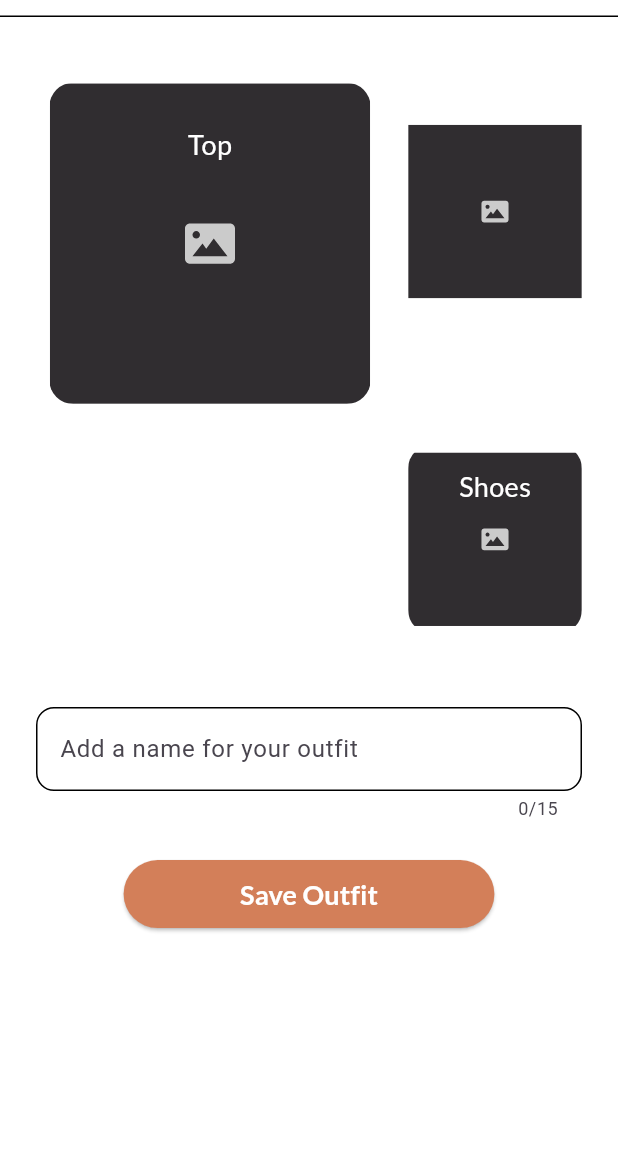
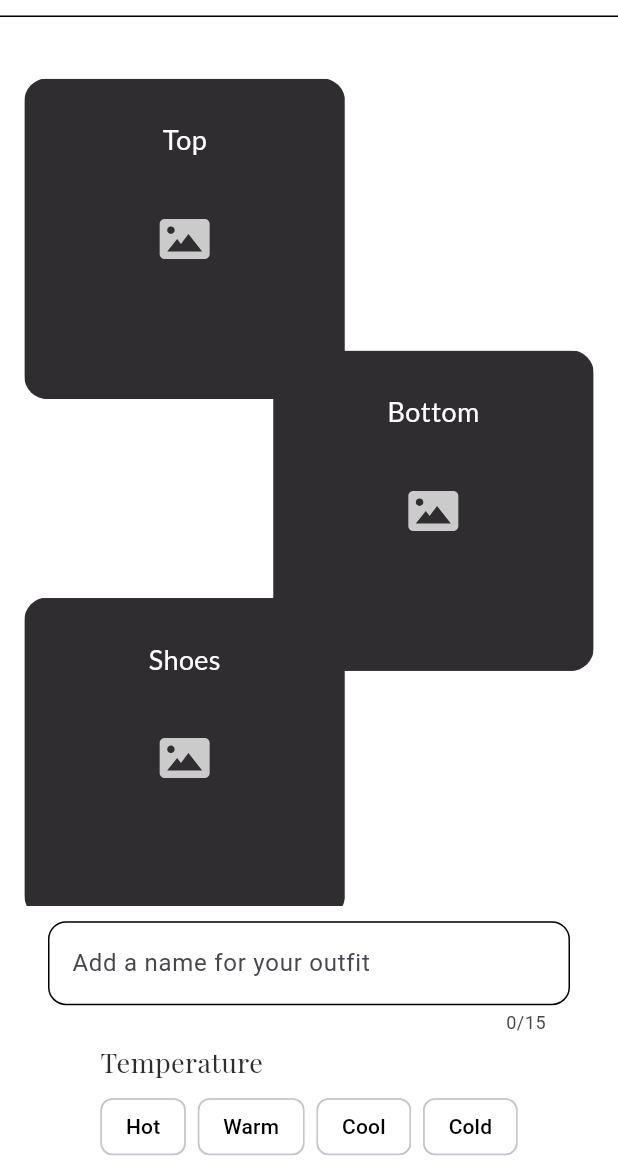
Before and after one commit to Stefania-P11/SWE-Project, a Flutter app: the CreateOutfitScreen screen opened directly, on a phone screen of 412 x 824 dp, the part 67-1236 px from its top. Run offline on Flutter 3.47's test engine with Material 3 defaults, Android fonts, the phone set to English and light mode, and no system bars; our stand-ins replace cloud_firestore, firebase_auth, firebase_core, firebase_storage, flutter_image_compress, flutter_svg and 5 more; missing offline and left inert: geolocator_android, geolocator_apple; accounts and stored records are empty.

Commit message:
update local main

```diff
--- a/lib/screens/create_outfit_screen.dart
+++ b/lib/screens/create_outfit_screen.dart
@@ -1,14 +1,12 @@
 import 'package:dressify_app/constants.dart';
+import 'package:dressify_app/models/item.dart';
 import 'package:dressify_app/screens/choose_item_screen.dart';
+import 'package:dressify_app/services/firebase_service.dart';
 import 'package:dressify_app/widgets/custom_app_bar.dart';
+import 'package:dressify_app/widgets/custom_button_3.dart';
 import 'package:dressify_app/widgets/item_container.dart';
 import 'package:dressify_app/widgets/label_input_field.dart';
 import 'package:flutter/material.dart';
-import 'package:dressify_app/widgets/custom_button.dart';
-import 'package:dressify_app/services/firebase_service.dart';
-import 'package:dressify_app/models/outfit.dart';
-import 'package:dressify_app/models/item.dart';
-import 'package:dressify_app/services/outfit_service.dart';
 
 /// Screen for creating an outfit where users can select items and name their outfit.
 class CreateOutfitScreen extends StatefulWidget {
@@ -24,87 +22,68 @@ class _CreateOutfitScreenState extends State<CreateOutfitScreen> {
   String? bottomUrl;
   String? shoesUrl;
 
-  // void _saveNewOutfit() {
-  //   if (topUrl == null || bottomUrl == null || shoesUrl == null) {
-  //     debugPrint(
-  //         'Please select your top, bottom and shoes to create an outfit.');
-  //     showDialog(
-  //       context: context,
-  //       builder: (BuildContext context) {
-  //         return AlertDialog(
-  //           title: const Text("Invalid Outfit!"),
-  //           content: const Text(
-  //               "Please select your top, bottom, and shoes item to create a new Outfit."),
-  //           actions: <Widget>[
-  //             TextButton(
-  //               onPressed: () {
-  //                 Navigator.of(context).pop(); // Dismiss the popup
-  //               },
-  //               child: const Text("Back"),
-  //             ),
-  //           ],
-  //         );
-  //       },
-  //     );
-  //     return;
-  //   }
-  //   // Convert the selected URLs to actual Item objects.
-  //   // (Assumes that you have a helper method to look up an Item by its URL.)
-  //   final Item? topItem = Item.getItemByUrl(topUrl!);
-  //   final Item? bottomItem = Item.getItemByUrl(bottomUrl!);
-  //   final Item? shoeItem = Item.getItemByUrl(shoesUrl!);
-
-  //   if (topItem == null || bottomItem == null || shoeItem == null) {
-  //     debugPrint("Failed to retrieve one or more Items for the outfit.");
-
-  //     return;
-  //   }
-  //   // Use the outfit name from the text field (or assign a default)
-  //   String label = outfitNameController.text.trim();
-  //   if (label.isEmpty) {
-  //     label = "Outfit ${Outfit.outfitList.length + 1}";
-  //   }
-
-  //   // Generate an outfit ID; here, we simply use length+1 as an example.
-  //   int newId = Outfit.outfitList.length + 1;
-  //   debugPrint("NewId: \"$newId\" ");
-  //   // Set default values for times worn and weather
-  //   int timesWorn = 0;
-  //   List<String> weather = topItem
-  //       .weather; // Default assign weather for new outfit as top weather.
-
-  //   // Save the outfit to Firestore and locally (assuming these methods are defined in your FirebaseService)
-  //   FirebaseService.addFirestoreOutfit(
-  //       label, newId, topItem, bottomItem, shoeItem, timesWorn, weather);
-  //   FirebaseService.addLocalOutfit(
-  //       label, newId, topItem, bottomItem, shoeItem, timesWorn, weather);
-
-  //   debugPrint("Outfit saved successfully!");
-
-  //   Navigator.pop(context);
-  //   showDialog(
-  //     context: context,
-  //     builder: (BuildContext context) {
-  //       return AlertDialog(
-  //         title: const Text("Outfit saved successfully!"),
-  //         content: Text("Your new outfit \"$label\" is saved to your List."),
-  //         actions: <Widget>[
-  //           TextButton(
-  //             onPressed: () {
-  //               Navigator.of(context).pop(); // Dismiss the popup
-  //             },
-  //             child: const Text("OK"),
-  //           ),
-  //         ],
-  //       );
-  //     },
-  //   );
-  // }
+  // List of weather conditions for the outfit
+  List<String> temperatures = ['Hot', 'Warm', 'Cool', 'Cold'];
+  // Selected temperatures for the outfit
+  List<String> selectedTemperatures = [];
 
   // Controller to handle text input for the outfit name
   final TextEditingController outfitNameController = TextEditingController();
+
   @override
   Widget build(BuildContext context) {
+    Future<void> handleSave({
+      required BuildContext context,
+      required String label,
+      required List<String> weather,
+      required String topUrl,
+      required String bottomUrl,
+      required String shoesUrl,
+    }) async {
+      // Get selected items from URLs
+      final topItem = Item.itemList.firstWhere((item) => item.url == topUrl);
+      final bottomItem =
+          Item.itemList.firstWhere((item) => item.url == bottomUrl);
+      final shoesItem =
+          Item.itemList.firstWhere((item) => item.url == shoesUrl);
+
+      final id = DateTime.now().millisecondsSinceEpoch;
+
+      // Save to Firestore
+      await FirebaseService.addFirestoreOutfit(
+        label,
+        id,
+        topItem,
+        bottomItem,
+        shoesItem,
+        0,
+        weather,
+      );
+
+      // Save locally
+      FirebaseService.addLocalOutfit(
+        label,
+        id,
+        topItem,
+        bottomItem,
+        shoesItem,
+        0,
+        weather,
+      );
+
+      //Show and store the message box entry
+      final overlayEntry = _showTopSnackbarStatic("Outfit saved successfully!");
+
+      //Wait ~1 second so user sees the message
+      await Future.delayed(const Duration(seconds: 2));
+
+      //Remove message BEFORE screen pops
+      overlayEntry.remove();
+
+      //Now pop back
+      Navigator.pop(context, true);
+    }
+
     // Get screen width and height for responsive UI
     final screenWidth = MediaQuery.of(context).size.width;
     final screenHeight = MediaQuery.of(context).size.height;
@@ -119,29 +98,21 @@ class _CreateOutfitScreenState extends State<CreateOutfitScreen> {
       ), // Replaces the hamburger menu icon with a back arrow to allow the user to go back
 
       // Main body content
-      body: Padding(
-        padding: const EdgeInsets.all(8.0),
+      body: SingleChildScrollView(
+        child: Padding(
+          padding: const EdgeInsets.all(16.0),
           child: Column(
-          mainAxisAlignment: MainAxisAlignment.start,
+            crossAxisAlignment: CrossAxisAlignment.center,
             children: [
+              // Outfit items stack
               SizedBox(
-              height: screenHeight * 0.5, // Scroll area height
-              width: screenWidth,
-              child: Padding(
-                padding:
-                    const EdgeInsets.symmetric(horizontal: 16.0, vertical: 8.8),
-                child: Row(
-                  crossAxisAlignment: CrossAxisAlignment.stretch,
+                height: screenHeight * 0.7,
+                child: Stack(
                   children: [
-                    // Left side: Top item (full height)
-                    Expanded(
-                      flex: 2,
-                      child: Container(
-                        decoration: BoxDecoration(
-                          color: Colors.white, // Your background color
-                          borderRadius: BorderRadius.circular(
-                              8), // Optional rounded corners
-                        ),
+                    // Top item
+                    Positioned(
+                      top: screenHeight * 0.03,
+                      left: 0,
                       child: outfitItem(
                         "Top",
                         screenWidth,
@@ -162,26 +133,11 @@ class _CreateOutfitScreenState extends State<CreateOutfitScreen> {
                         imageUrl: topUrl,
                       ),
                     ),
-                    ),
 
-                    // Horizontal spacing between Top and the right column
-                    const SizedBox(width: 16),
-
-                    // Right side: Column with Bottom and Shoes
-                    Expanded(
-                      flex: 1,
-                      child: Column(
-                        crossAxisAlignment: CrossAxisAlignment.stretch,
-                        children: [
-                          // Bottom item with flex 2
-                          Expanded(
-                            flex: 2,
-                            child: Container(
-                              decoration: BoxDecoration(
-                                color: Colors.white, // Your background color
-                                borderRadius: BorderRadius.circular(
-                                    8), // Optional rounded corners
-                              ),
+                    // Bottom item
+                    Positioned(
+                      top: screenHeight * 0.25,
+                      right: 0,
                       child: outfitItem(
                         "Bottom",
                         screenWidth,
@@ -202,20 +158,11 @@ class _CreateOutfitScreenState extends State<CreateOutfitScreen> {
                         imageUrl: bottomUrl,
                       ),
                     ),
-                          ),
 
-                          // Vertical spacing between Bottom and Shoes
-                          const SizedBox(height: 16),
-
-                          // Shoes item as a square box using AspectRatio
-                          Expanded(
-                            flex: 1,
-                            child: Container(
-                              decoration: BoxDecoration(
-                                color: Colors.white, // Your background color
-                                borderRadius: BorderRadius.circular(
-                                    8), // Optional rounded corners
-                              ),
+                    // Shoes item
+                    Positioned(
+                      top: screenHeight * 0.45,
+                      left: 0,
                       child: outfitItem(
                         "Shoes",
                         screenWidth,
@@ -236,39 +183,131 @@ class _CreateOutfitScreenState extends State<CreateOutfitScreen> {
                         imageUrl: shoesUrl,
                       ),
                     ),
+                  ],
+                ),
+              ),
+
+              // Spacing
+              const SizedBox(height: 10),
+
+              // Input field
+              LabelInputField(
+                controller: outfitNameController,
+                hintText: "Add a name for your outfit",
+              ),
+
+              // Temperature selection
+              Column(
+                crossAxisAlignment: CrossAxisAlignment.start,
+                children: [
+                  const SizedBox(height: 5),
+                  Text("Temperature", style: kH3),
+                  const SizedBox(height: 6),
+                  Wrap(
+                    spacing: 8,
+                    children: temperatures.map((temp) {
+                      final isSelected = selectedTemperatures.contains(temp);
+                      return ChoiceChip(
+                        label: Text(temp,
+                            style: TextStyle(
+                              color: isSelected ? Colors.white : Colors.black,
+                            )),
+                        selected: isSelected,
+                        onSelected: (selected) {
+                          setState(() {
+                            if (selected) {
+                              selectedTemperatures.add(temp);
+                            } else {
+                              selectedTemperatures.remove(temp);
+                            }
+                          });
+                        },
+                        selectedColor: Colors.black,
+                        backgroundColor: Colors.white,
+                        showCheckmark: false,
+                      );
+                    }).toList(),
                   ),
                 ],
+              ),
+
+              const SizedBox(height: 15),
+
+              // SAVE button
+              CustomButton3(
+                label: "SAVE",
+                onPressed: () {
+                  handleSave(
+                    context: context,
+                    label: outfitNameController.text,
+                    weather: selectedTemperatures,
+                    topUrl: topUrl!,
+                    bottomUrl: bottomUrl!,
+                    shoesUrl: shoesUrl!,
+                  );
+                },
+                isActive: (topUrl != null &&
+                    bottomUrl != null &&
+                    shoesUrl != null &&
+                    selectedTemperatures.isNotEmpty),
+              ),
+
+              const SizedBox(height: 30), // Extra bottom space
+            ],
+          ),
+        ),
+      ),
+    );
+  }
+
+  OverlayEntry _showTopSnackbarStatic(String message) {
+    final overlay = Overlay.of(context);
+    final screenHeight = MediaQuery.of(context).size.height;
+
+    final overlayEntry = OverlayEntry(
+      builder: (context) => Positioned(
+        top: screenHeight * 0.5,
+        left: 20,
+        right: 20,
+        child: Material(
+          color: Colors.transparent,
+          child: Container(
+            decoration: BoxDecoration(
+              color: Colors.grey[300],
+              borderRadius: BorderRadius.circular(12),
+              boxShadow: [
+                BoxShadow(
+                  color: Colors.black12,
+                  blurRadius: 6,
+                  offset: Offset(0, 2),
+                ),
+              ],
+            ),
+            padding: const EdgeInsets.symmetric(horizontal: 16, vertical: 14),
+            child: Row(
+              mainAxisSize: MainAxisSize.min,
+              children: [
+                const Icon(Icons.check_circle, color: Colors.black87, size: 24),
+                const SizedBox(width: 10),
+                Expanded(
+                  child: Text(
+                    message,
+                    style: const TextStyle(
+                      color: Colors.black87,
+                      fontSize: 16,
+                    ),
+                    textAlign: TextAlign.left,
                   ),
                 ),
               ],
             ),
           ),
         ),
-            const SizedBox(height: 40),
-            // Input field to name the outfit using LabelInputField widget
-            LabelInputField(
-              controller: outfitNameController,
-              hintText: "Add a name for your outfit",
-            ),
-
-            // Add spacing between the input field and the next element
-            SizedBox(height: screenHeight * 0.03),
-            //Add Save Button here!
-            CustomButton(
-              onPressed: () async {
-                await saveNewOutfit(
-                  context: context,
-                  topUrl: topUrl,
-                  bottomUrl: bottomUrl,
-                  shoesUrl: shoesUrl,
-                  label: outfitNameController.text.trim(),
-                );
-              },
-              text: 'Save Outfit',
-            )
-          ],
-        ),
       ),
     );
+
+    overlay.insert(overlayEntry);
+    return overlayEntry;
   }
 }
+  /// Widget to display an outfit item with a label and image.
```
Also changed, not shown: lib/services/outfit_service.dart (deleted, +0 -102 lines), 1 other file. Lines whose indentation alone changed are shown as unchanged.
